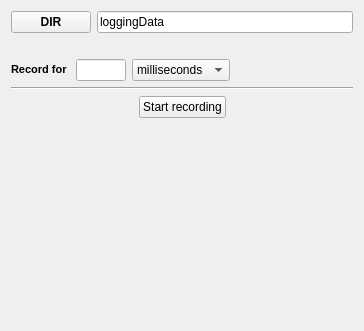
MITK/MITK, file Modules/IGTUI/Qmitk/QmitkIGTLoggerWidgetControls.ui: the form before one commit.
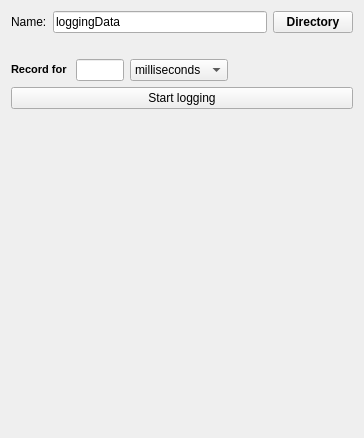
The form after the commit.

Commit message: ADD (#4471): added new widget for tracking tool status and made little changes to IGTLoggerWidget layout.

The edit to the form file:
```diff
--- a/Modules/IGTUI/Qmitk/QmitkIGTLoggerWidgetControls.ui
+++ b/Modules/IGTUI/Qmitk/QmitkIGTLoggerWidgetControls.ui
@@ -7,7 +7,7 @@
     <x>0</x>
     <y>0</y>
     <width>364</width>
-    <height>331</height>
+    <height>438</height>
    </rect>
   </property>
   <property name="windowTitle">
@@ -15,8 +15,8 @@
   </property>
   <layout class="QVBoxLayout" name="verticalLayout">
    <item>
-    <layout class="QHBoxLayout" name="horizontalLayout">
-     <item>
+    <layout class="QGridLayout" name="gridLayout">
+     <item row="0" column="1">
       <widget class="QPushButton" name="m_pbLoadDir">
        <property name="font">
         <font>
@@ -25,38 +25,29 @@
         </font>
        </property>
        <property name="text">
-        <string>DIR</string>
+        <string>Directory</string>
        </property>
        <property name="checkable">
         <bool>false</bool>
        </property>
       </widget>
      </item>
-     <item>
-      <widget class="QLineEdit" name="m_leFileName">
-       <property name="minimumSize">
-        <size>
-         <width>80</width>
-         <height>0</height>
-        </size>
-       </property>
-       <property name="text">
-        <string>loggingData</string>
-       </property>
-      </widget>
-     </item>
-    </layout>
-   </item>
-   <item>
+     <item row="1" column="0" colspan="2">
     <widget class="QLabel" name="m_tlFullFileName">
      <property name="text">
       <string/>
      </property>
-    </widget>
-   </item>
+       <property name="scaledContents">
+        <bool>true</bool>
+       </property>
+       <property name="wordWrap">
+        <bool>true</bool>
+       </property>
+      </widget>
+     </item>
+     <item row="2" column="0">
+      <layout class="QHBoxLayout" name="horizontalLayout">
    <item>
-    <layout class="QGridLayout" name="gridLayout">
-     <item row="0" column="0">
       <widget class="QLabel" name="label_11">
        <property name="text">
         <string>&lt;!DOCTYPE HTML PUBLIC &quot;-//W3C//DTD HTML 4.0//EN&quot; &quot;http://www.w3.org/TR/REC-html40/strict.dtd&quot;&gt;
@@ -67,7 +58,7 @@
        </property>
       </widget>
      </item>
-     <item row="0" column="1">
+       <item>
       <widget class="QLineEdit" name="m_leRecordingValue">
        <property name="maximumSize">
         <size>
@@ -77,20 +68,7 @@
        </property>
       </widget>
      </item>
-     <item row="0" column="3">
-      <spacer name="horizontalSpacer_3">
-       <property name="orientation">
-        <enum>Qt::Horizontal</enum>
-       </property>
-       <property name="sizeHint" stdset="0">
-        <size>
-         <width>40</width>
-         <height>20</height>
-        </size>
-       </property>
-      </spacer>
-     </item>
-     <item row="0" column="2">
+       <item>
       <widget class="QComboBox" name="m_cbRecordingType">
        <item>
         <property name="text">
@@ -109,17 +87,6 @@
        </item>
       </widget>
      </item>
-    </layout>
-   </item>
-   <item>
-    <widget class="Line" name="line">
-     <property name="orientation">
-      <enum>Qt::Horizontal</enum>
-     </property>
-    </widget>
-   </item>
-   <item>
-    <layout class="QHBoxLayout" name="horizontalLayout_2">
      <item>
       <spacer name="horizontalSpacer">
        <property name="orientation">
@@ -133,28 +100,41 @@
        </property>
       </spacer>
      </item>
-     <item>
+      </layout>
+     </item>
+     <item row="3" column="0" colspan="2">
       <widget class="QPushButton" name="m_pbStartRecording">
        <property name="text">
-        <string>Start recording</string>
+        <string>Start logging</string>
        </property>
        <property name="checkable">
         <bool>false</bool>
        </property>
       </widget>
      </item>
+     <item row="0" column="0">
+      <layout class="QHBoxLayout" name="horizontalLayout_2">
      <item>
-      <spacer name="horizontalSpacer_2">
-       <property name="orientation">
-        <enum>Qt::Horizontal</enum>
-       </property>
-       <property name="sizeHint" stdset="0">
+        <widget class="QLabel" name="label">
+         <property name="text">
+          <string>Name:</string>
+         </property>
+        </widget>
+       </item>
+       <item>
+        <widget class="QLineEdit" name="m_leFileName">
+         <property name="minimumSize">
         <size>
-         <width>40</width>
-         <height>20</height>
-        </size>
-       </property>
-      </spacer>
+           <width>80</width>
+           <height>0</height>
+          </size>
+         </property>
+         <property name="text">
+          <string>loggingData</string>
+         </property>
+        </widget>
+       </item>
+      </layout>
      </item>
     </layout>
    </item>
```
Lines whose indentation alone changed are shown as unchanged. The commit also changes 5 other files.
